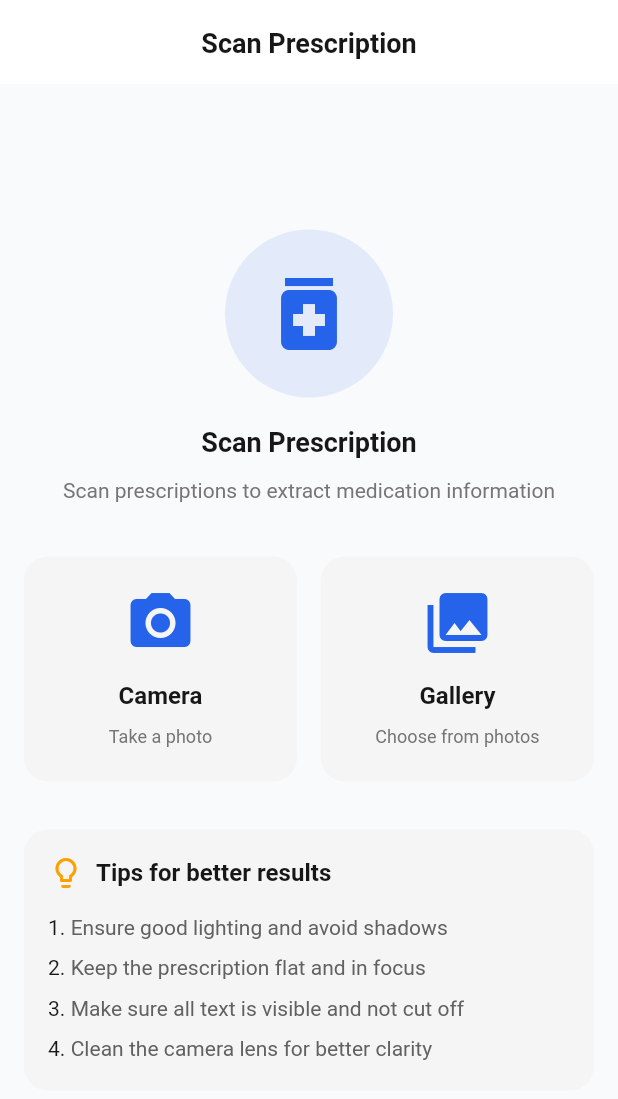
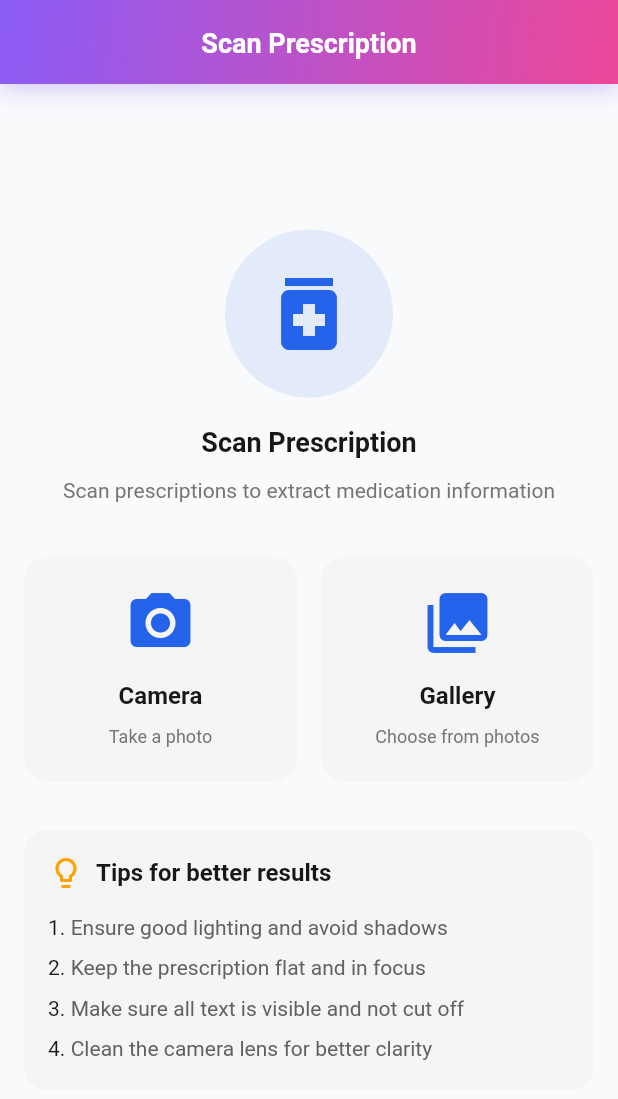
Before and after one commit to theprantadutta/health_box, a Flutter app: the OCRScanScreen screen opened by its route, on a phone screen of 412 x 824 dp. Shown: the top 1099 px of the screen. Run offline on Flutter 3.47's test engine with Material 3 defaults, Android fonts, the phone set to English and light mode, and no system bars; our stand-ins replace audioplayers, connectivity_plus, csv, drift, file_picker, fl_chart and 14 more; missing offline and left inert: alarm, encrypted_drift, google_mlkit_text_recognition, googleapis; accounts and stored records are empty; generated files the repository leaves out were written again; statements that could not run were skipped.

Commit message:
feat(ui): Add gradient AppBar to OCR scan screen
Updated OCR scan screen with purple medicalPurple gradient AppBar:
- Added design_system import
- Implemented transparent background with flexibleSpace gradient pattern
- White text and icons for contrast
- Gradient-colored shadow (0.3 alpha)
- Share icon now white when visible

This completes the modernization of all 38 screens in the app.
All screens with AppBars now have consistent gradient styling.

```diff
--- a/lib/features/ocr/screens/ocr_scan_screen.dart
+++ b/lib/features/ocr/screens/ocr_scan_screen.dart
@@ -4,6 +4,7 @@ import 'package:flutter/material.dart';
 import 'package:flutter_riverpod/flutter_riverpod.dart';
 import 'package:go_router/go_router.dart';
 
+import '../../../shared/theme/design_system.dart';
 import '../services/ocr_service.dart';
 
 class OCRScanScreen extends ConsumerStatefulWidget {
@@ -69,10 +70,31 @@ class _OCRScanScreenState extends ConsumerState<OCRScanScreen>
   Widget build(BuildContext context) {
     return Scaffold(
       appBar: AppBar(
-        title: Text(_getScreenTitle()),
+        title: Text(
+          _getScreenTitle(),
+          style: const TextStyle(color: Colors.white, fontWeight: FontWeight.w700),
+        ),
+        elevation: 0,
+        backgroundColor: Colors.transparent,
+        iconTheme: const IconThemeData(color: Colors.white),
+        flexibleSpace: Container(
+          decoration: BoxDecoration(
+            gradient: HealthBoxDesignSystem.medicalPurple,
+            boxShadow: [
+              BoxShadow(
+                color: HealthBoxDesignSystem.medicalPurple.colors.first.withValues(alpha: 0.3),
+                offset: const Offset(0, 4),
+                blurRadius: 12,
+              ),
+            ],
+          ),
+        ),
         actions: [
           if (_scanResult != null)
-            IconButton(icon: const Icon(Icons.share), onPressed: _shareResult),
+            IconButton(
+              icon: const Icon(Icons.share, color: Colors.white),
+              onPressed: _shareResult,
+            ),
         ],
       ),
       body: _buildBody(),
```
